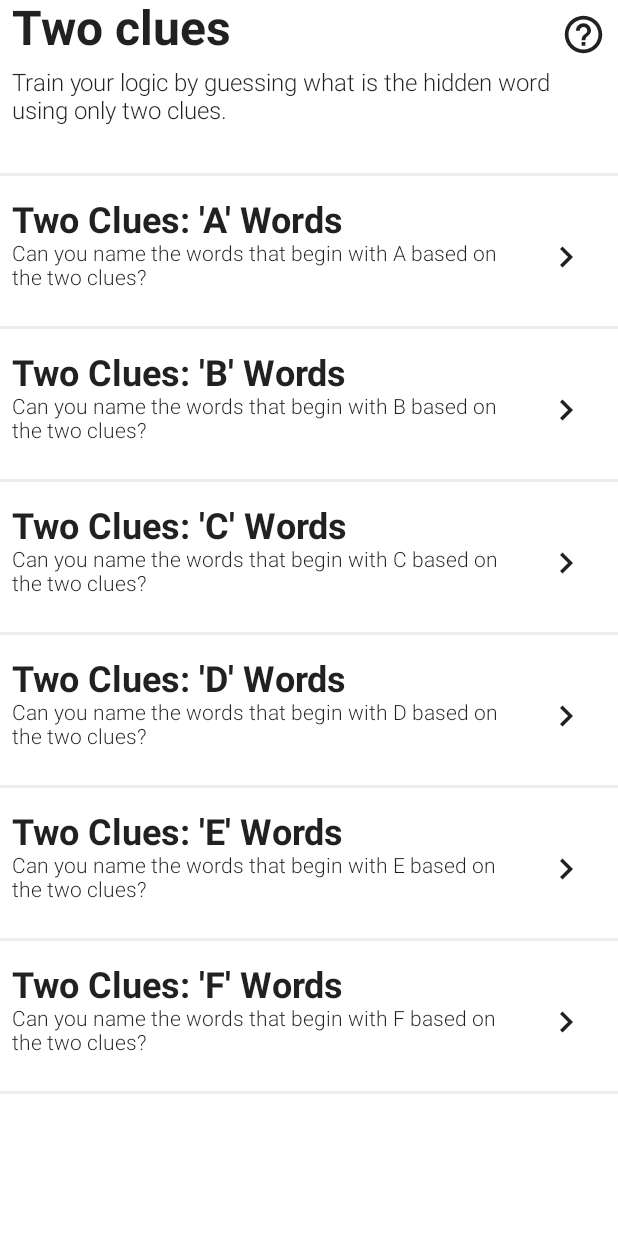
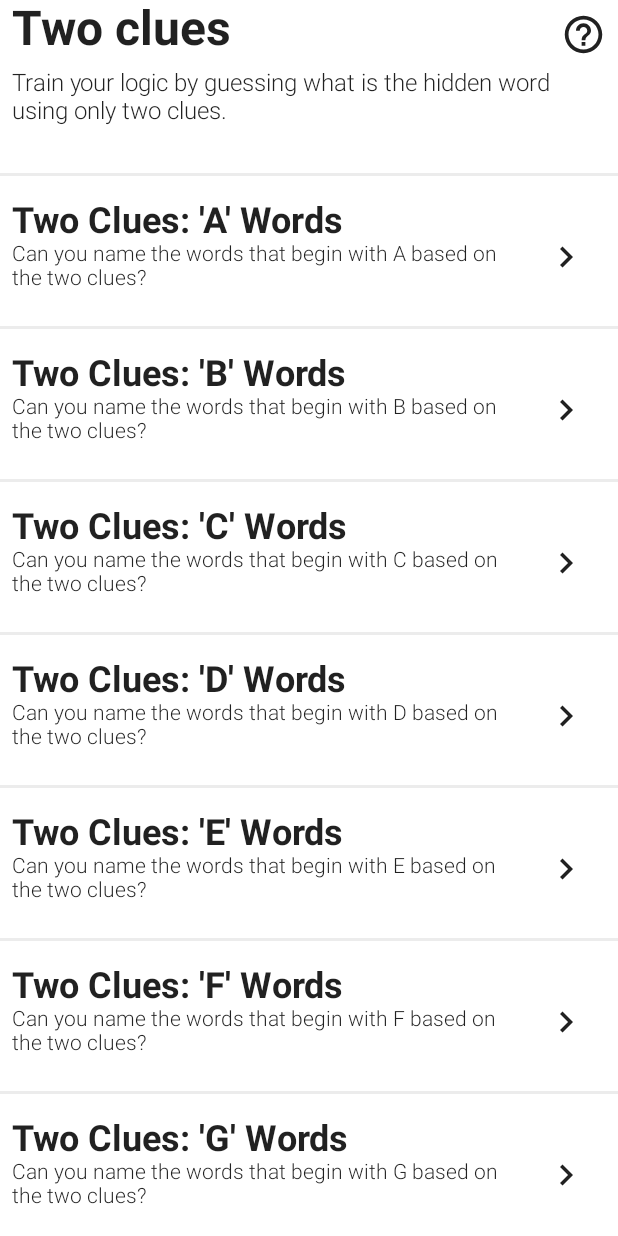
Before and after one commit to YaroslavGorbach-code/two_clues, an Android app built with Jetpack Compose: the screen it shows after launch (MainActivity), on a phone screen of 412 x 824 dp. Run offline under Robolectric (Android 15) with nearby library versions, the light colour scheme and no system bars; our stand-ins replace AdMob, Dagger/Hilt's generated code, accompanist; 2 statements that could not run were skipped.

Commit message:
add one more quiz

```diff
--- a/app/src/main/java/andersen/two_clues/data/common/model/PuzzleName.kt
+++ b/app/src/main/java/andersen/two_clues/data/common/model/PuzzleName.kt
@@ -9,6 +9,7 @@ enum class PuzzleName(val resId: Int) {
     LETTER_D(R.string.letter_d_name),
     LETTER_E(R.string.letter_e_name),
     LETTER_F(R.string.letter_f_name),
+    LETTER_G(R.string.letter_g_name),
 }
 
 fun PuzzleName.findNext(): PuzzleName? {
--- a/app/src/main/java/andersen/two_clues/data/puzzle/provider/TaskAnswersProvider.kt
+++ b/app/src/main/java/andersen/two_clues/data/puzzle/provider/TaskAnswersProvider.kt
@@ -34,6 +34,10 @@ class TaskAnswersProvider(private val context: Context) {
             PuzzleName.LETTER_F -> context.resources.getStringArray(
                 R.array.task_answers_letter_f
             ).toList().map { it.split(WORD_SPLIT_SYMBOL) }
+
+            PuzzleName.LETTER_G -> context.resources.getStringArray(
+                R.array.task_answers_letter_g
+            ).toList().map { it.split(WORD_SPLIT_SYMBOL) }
         }
     }
 }
--- a/app/src/main/java/andersen/two_clues/data/puzzle/provider/TaskCuesResIdProvider.kt
+++ b/app/src/main/java/andersen/two_clues/data/puzzle/provider/TaskCuesResIdProvider.kt
@@ -12,6 +12,7 @@ class TaskCuesResIdProvider {
             PuzzleName.LETTER_D -> R.string.task_letter_d
             PuzzleName.LETTER_E -> R.string.task_letter_e
             PuzzleName.LETTER_F -> R.string.task_letter_f
+            PuzzleName.LETTER_G -> R.string.task_letter_g
         }
     }
 }
--- a/app/src/main/java/andersen/two_clues/data/puzzles/factory/PuzzleDescriptionProvider.kt
+++ b/app/src/main/java/andersen/two_clues/data/puzzles/factory/PuzzleDescriptionProvider.kt
@@ -14,6 +14,7 @@ class PuzzleDescriptionProvider(private val context: Context) {
             PuzzleName.LETTER_D -> context.resources.getString(R.string.letter_d_description)
             PuzzleName.LETTER_E -> context.resources.getString(R.string.letter_e_description)
             PuzzleName.LETTER_F -> context.resources.getString(R.string.letter_f_description)
+            PuzzleName.LETTER_G -> context.resources.getString(R.string.letter_g_description)
         }
     }
 }
--- a/app/src/main/res/values/answers.xml
+++ b/app/src/main/res/values/answers.xml
@@ -147,4 +147,29 @@
         <item>Flu</item>
         <item>Fannie</item>
     </string-array>
+
+    <string-array name="task_answers_letter_g">
+        <item>Grape</item>
+        <item>Grace</item>
+        <item>Gorilla</item>
+        <item>Gear</item>
+        <item>Geoffrey</item>
+        <item>Gandhi</item>
+        <item>Ghost</item>
+        <item>Grade</item>
+        <item>Gland</item>
+        <item>Grass</item>
+        <item>Golfer</item>
+        <item>Guitar</item>
+        <item>Guitar</item>
+        <item>Gang</item>
+        <item>Garden</item>
+        <item>Gin</item>
+        <item>Glue</item>
+        <item>God</item>
+        <item>Gum</item>
+        <item>Gertrude</item>
+        <item>General</item>
+        <item>Galaxy</item>
+    </string-array>
 </resources>
--- a/app/src/main/res/values/descriptions.xml
+++ b/app/src/main/res/values/descriptions.xml
@@ -6,4 +6,5 @@
     <string name="letter_d_description">Can you name the words that begin with D based on the two clues?</string>
     <string name="letter_e_description">Can you name the words that begin with E based on the two clues?</string>
     <string name="letter_f_description">Can you name the words that begin with F based on the two clues?</string>
+    <string name="letter_g_description">Can you name the words that begin with G based on the two clues?</string>
 </resources>
--- a/app/src/main/res/values/names.xml
+++ b/app/src/main/res/values/names.xml
@@ -6,4 +6,5 @@
     <string name="letter_d_name">Two Clues: \'D\' Words</string>
     <string name="letter_e_name">Two Clues: \'E\' Words</string>
     <string name="letter_f_name">Two Clues: \'F\' Words</string>
+    <string name="letter_g_name">Two Clues: \'G\' Words</string>
 </resources>
--- a/app/src/main/res/values/tasks.xml
+++ b/app/src/main/res/values/tasks.xml
@@ -147,4 +147,29 @@
         | Swine &amp;&amp; Russian
         | Flagg &amp;&amp; Farmer
     </string>
+
+    <string name="task_letter_g">
+       Concord &amp;&amp; Flame Seedless
+        | Kelly &amp;&amp;  Slick
+        | Magilla &amp;&amp; Professor Bobo
+        | Reverse &amp;&amp; Fourth
+        | Chaucer &amp;&amp; Rush
+        | Indira &amp;&amp; Mahatma
+        | Casper &amp;&amp; Nearly Headless Nick
+        | B+ &amp;&amp;  Inc.
+        | Pituitary &amp;&amp; Thyroid
+        | Kentucky Blue &amp;&amp; Red Fescue
+        | Phil Mickelson &amp;&amp; Rory McIlroy
+        | Gibson &amp;&amp; Fender
+        | Argolic &amp;&amp; Persian
+        | Crips &amp;&amp; Bloods
+        | Covent &amp;&amp; Madison Square
+        | Bombay Sapphire &amp;&amp; Beefeater
+        | Elmer\'s &amp;&amp; Tacky
+        | Zeus &amp;&amp; Poseidon
+        | Bubble &amp;&amp; Sugarless
+        | Lawrence &amp;&amp; Stein
+        | Patton &amp;&amp; MacArthur
+        | Milky Way &amp;&amp; Andromeda
+    </string>
 </resources>
```
